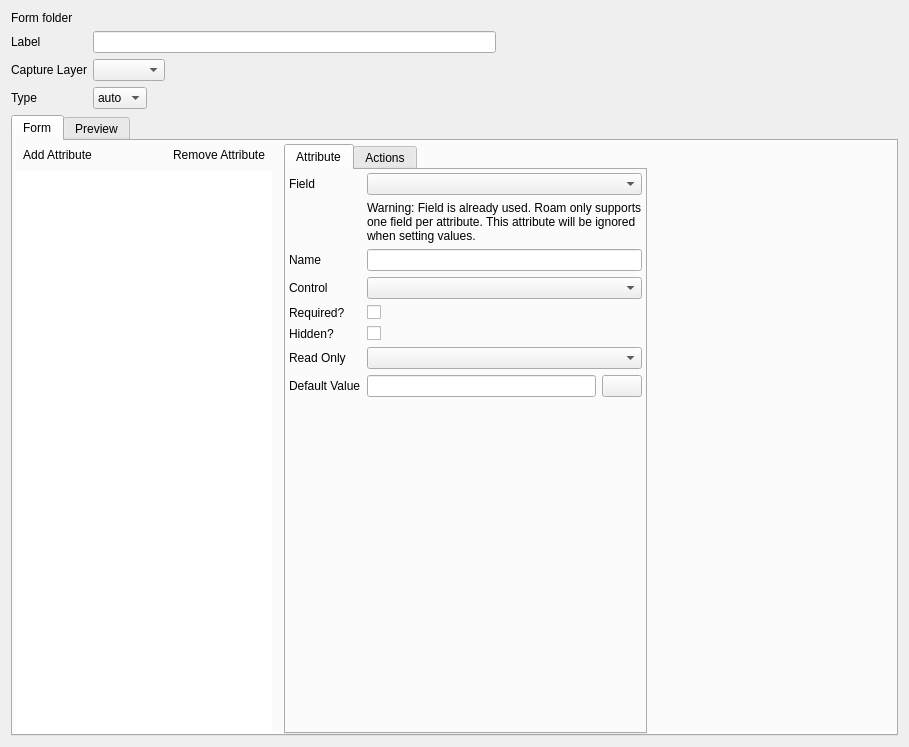
Old version of the form src/configmanager/ui/nodewidgets/ui_formwidget.ui in the repository roam-qgis/Roam.
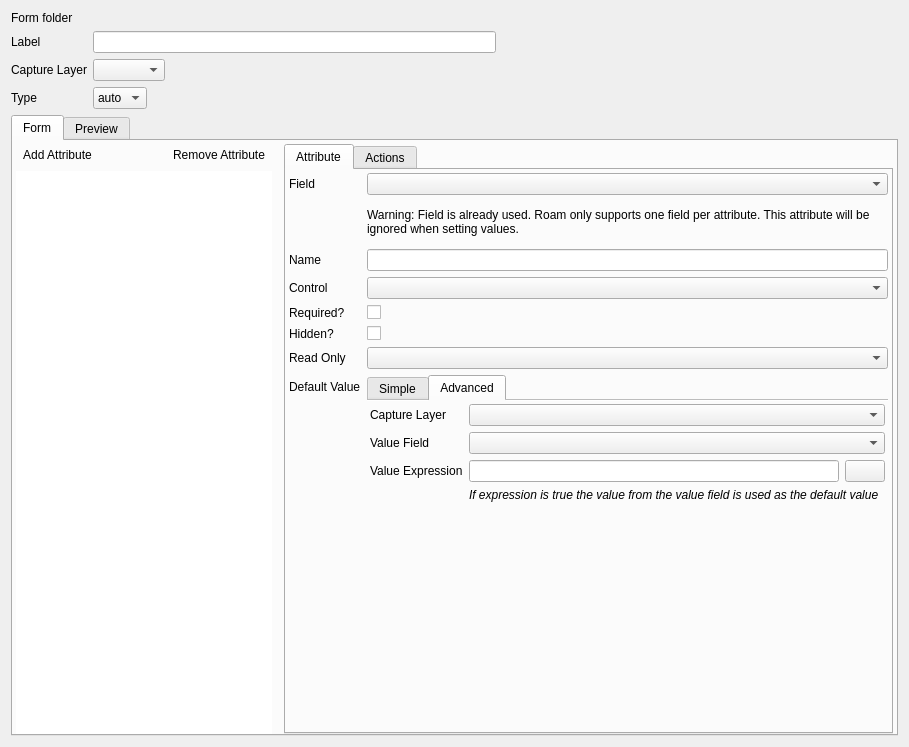
New version of the form. Icons and pictures are not drawn. Custom widgets are drawn as their Qt base class.

Commit message: Fix # 276 - Fix lost advanced config on widget save

```diff
--- a/src/configmanager/ui/nodewidgets/ui_formwidget.ui
+++ b/src/configmanager/ui/nodewidgets/ui_formwidget.ui
@@ -278,6 +278,9 @@
             </layout>
            </widget>
           </item>
+         </layout>
+        </widget>
+       </item>
           <item row="0" column="1">
            <widget class="QTabWidget" name="widgetConfigTabs">
             <property name="currentIndex">
@@ -474,38 +477,7 @@
                    </property>
                   </widget>
                  </item>
-                 <item row="8" column="0">
-                  <widget class="QLabel" name="label">
-                   <property name="text">
-                    <string>Default Value</string>
-                   </property>
-                  </widget>
-                 </item>
-                 <item row="8" column="1">
-                  <layout class="QHBoxLayout" name="horizontalLayout_7">
-                   <item>
-                    <widget class="QLineEdit" name="defaultvalueText"/>
-                   </item>
-                   <item>
-                    <widget class="QPushButton" name="expressionButton">
-                     <property name="text">
-                      <string/>
-                     </property>
-                     <property name="icon">
-                      <iconset resource="../resources.qrc">
-                       <normaloff>:/icons/Expression</normaloff>:/icons/Expression</iconset>
-                     </property>
-                     <property name="iconSize">
-                      <size>
-                       <width>24</width>
-                       <height>24</height>
-                      </size>
-                     </property>
-                    </widget>
-                   </item>
-                  </layout>
-                 </item>
-                 <item row="11" column="0" colspan="2">
+              <item row="12" column="0" colspan="2">
                   <widget class="QFrame" name="widgetFrame_2">
                    <property name="enabled">
                     <bool>true</bool>
@@ -544,6 +516,173 @@
                    </layout>
                   </widget>
                  </item>
+              <item row="8" column="1">
+               <widget class="QTabWidget" name="defaultTab">
+                <property name="tabPosition">
+                 <enum>QTabWidget::North</enum>
+                </property>
+                <property name="currentIndex">
+                 <number>1</number>
+                </property>
+                <property name="documentMode">
+                 <bool>true</bool>
+                </property>
+                <widget class="QWidget" name="tab_5">
+                 <attribute name="title">
+                  <string>Simple</string>
+                 </attribute>
+                 <layout class="QVBoxLayout" name="verticalLayout">
+                  <property name="spacing">
+                   <number>6</number>
+                  </property>
+                  <property name="margin">
+                   <number>3</number>
+                  </property>
+                  <item>
+                   <layout class="QHBoxLayout" name="horizontalLayout_7">
+                    <item>
+                     <widget class="QLabel" name="label_14">
+                      <property name="text">
+                       <string>Expression</string>
+                      </property>
+                     </widget>
+                    </item>
+                    <item>
+                     <widget class="QLineEdit" name="defaultvalueText"/>
+                    </item>
+                    <item>
+                     <widget class="QPushButton" name="expressionButton">
+                      <property name="text">
+                       <string/>
+                      </property>
+                      <property name="icon">
+                       <iconset resource="../resources.qrc">
+                        <normaloff>:/icons/Expression</normaloff>:/icons/Expression</iconset>
+                      </property>
+                      <property name="iconSize">
+                       <size>
+                        <width>24</width>
+                        <height>24</height>
+                       </size>
+                      </property>
+                     </widget>
+                    </item>
+                   </layout>
+                  </item>
+                  <item>
+                   <spacer name="verticalSpacer">
+                    <property name="orientation">
+                     <enum>Qt::Vertical</enum>
+                    </property>
+                    <property name="sizeHint" stdset="0">
+                     <size>
+                      <width>20</width>
+                      <height>40</height>
+                     </size>
+                    </property>
+                   </spacer>
+                  </item>
+                 </layout>
+                </widget>
+                <widget class="QWidget" name="tab_6">
+                 <attribute name="title">
+                  <string>Advanced</string>
+                 </attribute>
+                 <layout class="QFormLayout" name="formLayout_4">
+                  <property name="margin">
+                   <number>3</number>
+                  </property>
+                  <item row="0" column="0">
+                   <widget class="QLabel" name="label_2">
+                    <property name="text">
+                     <string>Capture Layer</string>
+                    </property>
+                   </widget>
+                  </item>
+                  <item row="2" column="0">
+                   <widget class="QLabel" name="label_3">
+                    <property name="text">
+                     <string>Value Field</string>
+                    </property>
+                   </widget>
+                  </item>
+                  <item row="2" column="1">
+                   <widget class="QgsFieldComboBox" name="defaultFieldCombo">
+                    <property name="sizePolicy">
+                     <sizepolicy hsizetype="Expanding" vsizetype="Fixed">
+                      <horstretch>0</horstretch>
+                      <verstretch>0</verstretch>
+                     </sizepolicy>
+                    </property>
+                   </widget>
+                  </item>
+                  <item row="4" column="1">
+                   <layout class="QHBoxLayout" name="horizontalLayout_8">
+                    <item>
+                     <widget class="QLineEdit" name="defaultValueExpression"/>
+                    </item>
+                    <item>
+                     <widget class="QPushButton" name="expressionButton_2">
+                      <property name="text">
+                       <string/>
+                      </property>
+                      <property name="icon">
+                       <iconset resource="../resources.qrc">
+                        <normaloff>:/icons/Expression</normaloff>:/icons/Expression</iconset>
+                      </property>
+                      <property name="iconSize">
+                       <size>
+                        <width>24</width>
+                        <height>24</height>
+                       </size>
+                      </property>
+                     </widget>
+                    </item>
+                   </layout>
+                  </item>
+                  <item row="4" column="0">
+                   <widget class="QLabel" name="label_9">
+                    <property name="toolTip">
+                     <string>If expression is true the value from the value field is used as the default value</string>
+                    </property>
+                    <property name="text">
+                     <string>Value Expression</string>
+                    </property>
+                   </widget>
+                  </item>
+                  <item row="0" column="1">
+                   <widget class="QgsMapLayerComboBox" name="defaultLayerCombo">
+                    <property name="sizePolicy">
+                     <sizepolicy hsizetype="Expanding" vsizetype="Fixed">
+                      <horstretch>0</horstretch>
+                      <verstretch>0</verstretch>
+                     </sizepolicy>
+                    </property>
+                   </widget>
+                  </item>
+                  <item row="5" column="1">
+                   <widget class="QLabel" name="label_17">
+                    <property name="font">
+                     <font>
+                      <italic>true</italic>
+                     </font>
+                    </property>
+                    <property name="text">
+                     <string>If expression is true the value from the value field is used as the default value</string>
+                    </property>
+                   </widget>
+                  </item>
+                 </layout>
+                </widget>
+               </widget>
+              </item>
+              <item row="8" column="0">
+               <widget class="QLabel" name="label">
+                <property name="text">
+                 <string>Default Value</string>
+                </property>
+               </widget>
+              </item>
                 </layout>
                </widget>
               </item>
@@ -574,22 +713,6 @@
           </item>
          </layout>
         </widget>
-       </item>
-       <item row="0" column="1">
-        <spacer name="horizontalSpacer_6">
-         <property name="orientation">
-          <enum>Qt::Horizontal</enum>
-         </property>
-         <property name="sizeHint" stdset="0">
-          <size>
-           <width>40</width>
-           <height>20</height>
-          </size>
-         </property>
-        </spacer>
-       </item>
-      </layout>
-     </widget>
      <widget class="QWidget" name="tab_2">
       <attribute name="title">
        <string>Preview</string>
@@ -672,6 +795,18 @@
    </item>
   </layout>
  </widget>
+ <customwidgets>
+  <customwidget>
+   <class>QgsMapLayerComboBox</class>
+   <extends>QComboBox</extends>
+   <header>qgis.gui</header>
+  </customwidget>
+  <customwidget>
+   <class>QgsFieldComboBox</class>
+   <extends>QComboBox</extends>
+   <header>qgis.gui</header>
+  </customwidget>
+ </customwidgets>
  <resources>
   <include location="../resources.qrc"/>
   <include location="../../../roam/resources.qrc"/>
```
Lines whose indentation alone changed are shown as unchanged. The commit also changes 1 other file.
